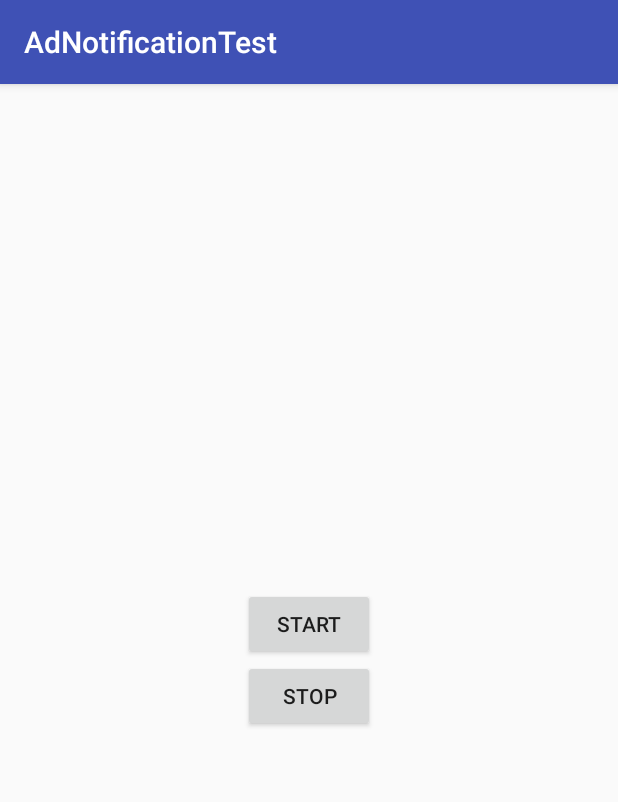
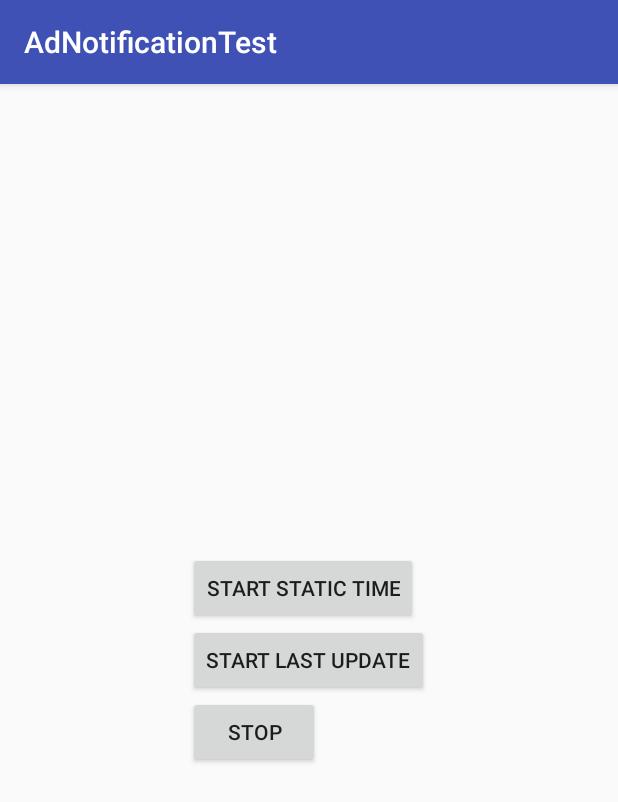
Before and after one commit to sma6871/Notifano, an Android app: the screen it shows after launch (MainActivity), after a tap on "STOP", on a phone screen of 412 x 824 dp. Shown: the top 802 px of the screen. Run offline under Robolectric (Android 15) with nearby library versions, the phone set to English and light mode, and no system bars.

Commit message:
Static time added for testing

```diff
--- a/app/src/main/java/com/aka/adnotificationtest/MainActivity.java
+++ b/app/src/main/java/com/aka/adnotificationtest/MainActivity.java
@@ -6,7 +6,7 @@ import android.view.View;
 import android.widget.Toast;
 
 import com.aka.adnot.AdNotification;
-import com.aka.adnot.helpers.SharedPreferenceHelper;
+import com.aka.adnot.utils.PackageData;
 
 public class MainActivity extends AppCompatActivity {
 
@@ -14,21 +14,27 @@ public class MainActivity extends AppCompatActivity {
     protected void onCreate(Bundle savedInstanceState) {
         super.onCreate(savedInstanceState);
         setContentView(R.layout.activity_main);
-        AdNotification adNotification=new AdNotification(this,"ed89ee2d-6f5a-4884-a92d-27db3ae73240");
-        SharedPreferenceHelper.setSharedPreferenceLong(this, "LastUpdate", System.currentTimeMillis()-2000000);
-        adNotification.Start();
-
+        PackageData.getInstance().context=this;
     }
     public void OnStartClick(View view)
     {
-        AdNotification adNotification=new AdNotification(this,"ed89ee2d-6f5a-4884-a92d-27db3ae73240");
+        PackageData.getInstance().SetIsStaticTime(false);
+        AdNotification adNotification=new AdNotification(this,"1c8265b6-8c6d-4955-b940-3b1132fc2ffc");
+        adNotification.Start();
+        Toast.makeText(this,"AdNotification Started",Toast.LENGTH_LONG).show();
+    }
+
+    public void OnStartStaticClick(View view)
+    {
+        PackageData.getInstance().SetIsStaticTime(true);
+        AdNotification adNotification=new AdNotification(this,"1c8265b6-8c6d-4955-b940-3b1132fc2ffc");
         adNotification.Start();
         Toast.makeText(this,"AdNotification Started",Toast.LENGTH_LONG).show();
     }
 
     public void OnStopClick(View view)
     {
-        AdNotification adNotification=new AdNotification(this,"1");
+        AdNotification adNotification=new AdNotification(this,"1c8265b6-8c6d-4955-b940-3b1132fc2ffc");
         adNotification.Stop();
         Toast.makeText(this,"AdNotification Stopped",Toast.LENGTH_LONG).show();
     }
--- a/app/src/main/res/layout/activity_main.xml
+++ b/app/src/main/res/layout/activity_main.xml
@@ -13,13 +13,20 @@
         android:orientation="vertical"
         android:layout_width="wrap_content"
         android:layout_height="wrap_content"
-        android:layout_alignParentStart="false"
         android:layout_centerInParent="true">
 
         <Button
             android:layout_width="wrap_content"
             android:layout_height="wrap_content"
-            android:text="Start"
+            android:text="Start Static Time"
+            android:id="@+id/btnStartStatic"
+            android:layout_centerVertical="true"
+            android:layout_centerHorizontal="true"
+            android:onClick="OnStartStaticClick" />
+        <Button
+            android:layout_width="wrap_content"
+            android:layout_height="wrap_content"
+            android:text="Start Last Update"
             android:id="@+id/btnStart"
             android:layout_centerVertical="true"
             android:layout_centerHorizontal="true"
```
Also changed, not shown: adnot/src/main/java/com/aka/adnot/NotificationService.java (+5 -3 lines), adnot/src/main/java/com/aka/adnot/utils/PackageData.java (+14 -0 lines).
